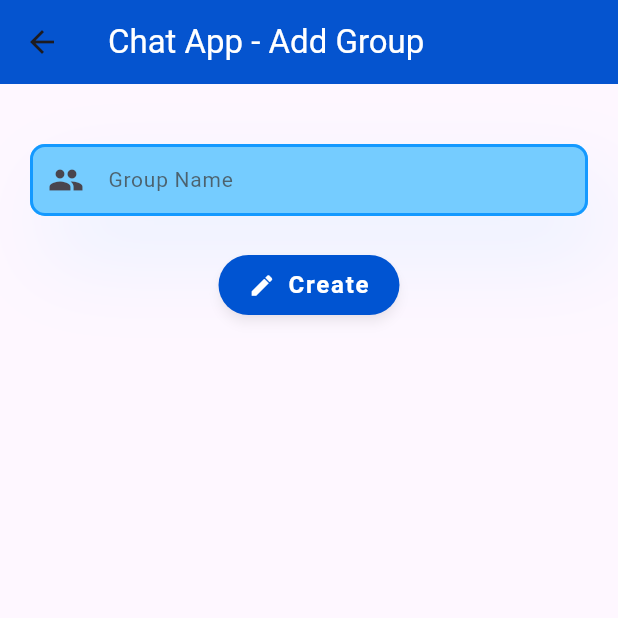
After one commit to SahanWeerasiri/simple-chat-app, a Flutter app: the AddGroup screen opened by its route, on a phone screen of 412 x 824 dp, the top half of it. The commit adds this screen. Run offline on Flutter 3.47's test engine with Material 3 defaults, Android fonts, the phone set to English and light mode, and no system bars; statements that could not run were skipped.

Commit message:
Group creation api is added

```diff
--- a/simple_chat/lib/main.dart
+++ b/simple_chat/lib/main.dart
@@ -1,5 +1,6 @@
 import 'package:simple_chat/pages/app/home.dart';
 import 'package:simple_chat/pages/app/pages/add_contact.dart';
+import 'package:simple_chat/pages/app/pages/add_group.dart';
 import 'package:simple_chat/pages/app/pages/chat.dart';
 import 'package:simple_chat/pages/app/pages/chat_screen.dart';
 import 'package:simple_chat/pages/app/pages/groups.dart';
@@ -40,6 +41,7 @@ class MyApp extends StatelessWidget {
         '/settings': (context) => const Settings(),
         '/profile': (context) => const Profile(),
         '/chat_screen': (context) => const ChatScreen(),
+        '/create_group': (context) => const AddGroup(),
       },
     );
   }
--- a/simple_chat/lib/pages/app/home.dart
+++ b/simple_chat/lib/pages/app/home.dart
@@ -197,6 +197,12 @@ class _HomeState extends State<Home> {
               icon: const Icon(Icons.add, color: Colors.white)),
           IconButton(
               onPressed: () {
+                Navigator.pushNamed(context, "/create_group",
+                    arguments: {'uid': uid});
+              },
+              icon: const Icon(Icons.group, color: Colors.white)),
+          IconButton(
+              onPressed: () {
                 logout();
               },
               icon: const Icon(
--- /dev/null
+++ b/simple_chat/lib/pages/app/pages/add_group.dart
@@ -0,0 +1,115 @@
+import 'package:simple_chat/components/buttons/custom_button_1/custom_button.dart';
+import 'package:simple_chat/components/text_input/text_input_with_leading_icon.dart';
+import 'package:simple_chat/components/top_app_bar/top_app_bar.dart';
+import 'package:simple_chat/constants/consts.dart';
+import 'package:flutter/material.dart';
+import 'package:simple_chat/controllers/textController.dart';
+import 'package:simple_chat/api/group_api.dart';
+
+class AddGroup extends StatefulWidget {
+  const AddGroup({super.key});
+
+  @override
+  State<AddGroup> createState() => _AddGroupState();
+}
+
+class _AddGroupState extends State<AddGroup> {
+  final CredentialController credentialController = CredentialController();
+  late int uid;
+  bool done = false;
+
+  @override
+  void initState() {
+    super.initState();
+    done = false;
+  }
+
+  void _getUID() {
+    final arguments =
+        ModalRoute.of(context)!.settings.arguments as Map<String, dynamic>;
+    setState(() {
+      uid = arguments['uid'];
+    });
+  }
+
+  @override
+  void didChangeDependencies() {
+    super.didChangeDependencies();
+    _getUID();
+  }
+
+  Future<void> _createGroup() async {
+    try {
+      Map<String, dynamic> map =
+          await GroupApiService().createGroup(uid, credentialController.name);
+      if (map['status']) {
+        WidgetsBinding.instance.addPostFrameCallback((_) {
+          ScaffoldMessenger.of(context).showSnackBar(
+            SnackBar(
+              content: Text(map['messege']),
+              backgroundColor: Colors.green,
+            ),
+          );
+        });
+        setState(() {
+          done = true;
+        });
+      } else {
+        throw Exception(map['error']);
+      }
+    } catch (e) {
+      WidgetsBinding.instance.addPostFrameCallback((_) {
+        ScaffoldMessenger.of(context).showSnackBar(
+          SnackBar(
+            content: Text(e.toString()),
+            backgroundColor: Colors.red,
+          ),
+        );
+      });
+    }
+  }
+
+  @override
+  Widget build(BuildContext context) {
+    if (done) {
+      Navigator.pop(context);
+    }
+    return Scaffold(
+        appBar: MallikaAppBar5(
+          automaticLeading: true,
+          title: "Chat App - Add Group",
+          backButton: false,
+          backgroundColor: CustomColors().blue,
+          titleColor: Colors.white,
+        ),
+        body: Padding(
+          padding: const EdgeInsets.all(20),
+          child: Center(
+              child: Column(
+            children: [
+              const SizedBox(height: 20),
+              InputFieldFb3(
+                  inputController: credentialController,
+                  hint: "Group Name",
+                  icon: Icons.group,
+                  hintColor: CustomColors().greyHint,
+                  textColor: CustomColors().blueDark,
+                  shadowColor: CustomColors().blueLighter,
+                  enableBorderColor: CustomColors().blueLight,
+                  borderColor: CustomColors().blueDark,
+                  focusedBorderColor: CustomColors().blueDark,
+                  typeKey: CustomTextInputTypes().name),
+              const SizedBox(height: 20),
+              CustomButton(
+                  label: "Create",
+                  backgroundColor: CustomColors().blue,
+                  textColor: Colors.white,
+                  icon: Icons.create,
+                  onPressed: () {
+                    _createGroup();
+                  }),
+            ],
+          )),
+        ));
+  }
+}
```
Also changed, not shown: simple_chat/lib/api/group_api.dart (+6 -2 lines).
